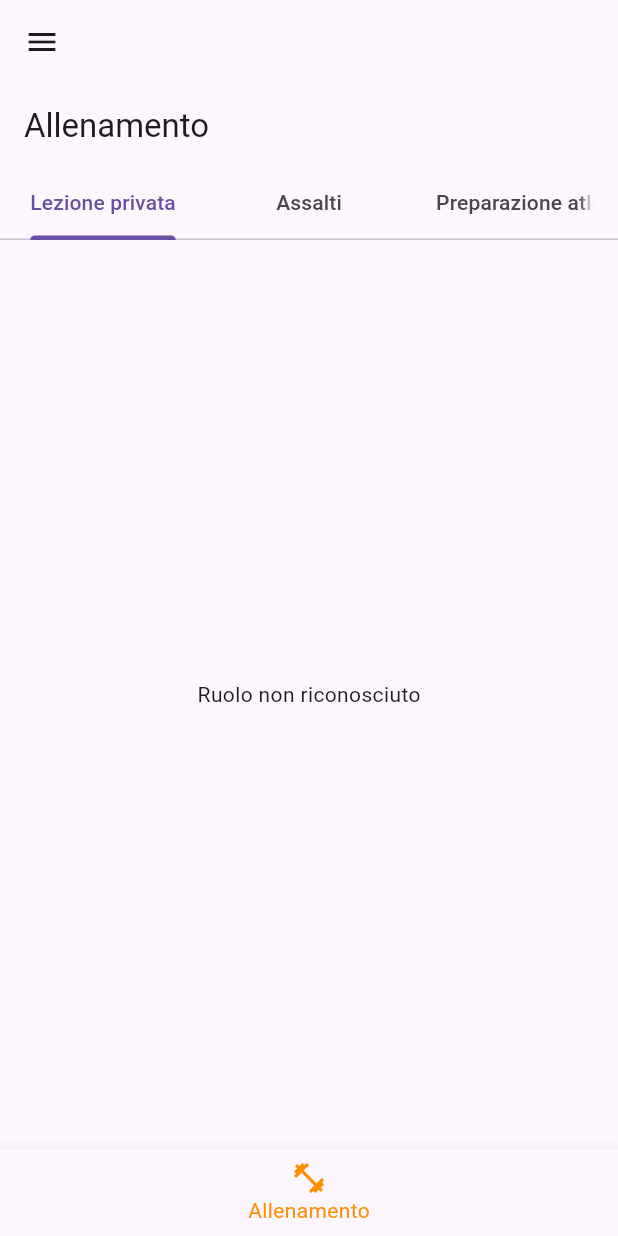
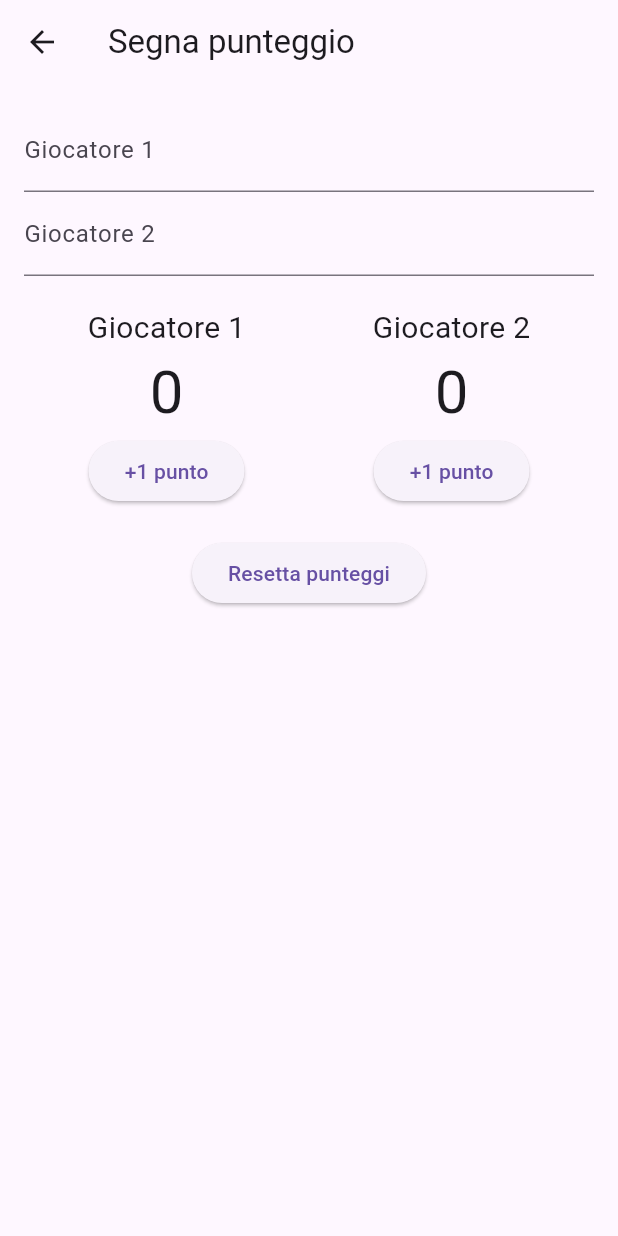
Before and after one commit to AleksandroAliaj/Fencing_App_Flutter, a Flutter app: the screen it shows once a user with an empty profile is signed in, in the side drawer, after a tap on "Segna punteggio", on a phone screen of 412 x 824 dp. Run offline on Flutter 3.47's test engine with Material 3 defaults, Android fonts, the light colour scheme and no system bars; our stand-ins replace cloud_firestore, csv, firebase_auth, firebase_core, table_calendar; accounts and stored records are empty.

Commit message:
segna punteggio

```diff
--- a/lib/main.dart
+++ b/lib/main.dart
@@ -12,6 +12,8 @@ import 'profile_screen.dart';
 import 'training_screen.dart';
 import 'calendar_screen.dart';
 import 'user_list_screen.dart';
+import 'score_screen.dart';
+
 
 void main() async {
   WidgetsFlutterBinding.ensureInitialized();
@@ -159,8 +161,11 @@ class _HomeScreenState extends State<HomeScreen> {
             ListTile(
               leading: const Icon(Icons.numbers),
               title: const Text('Segna punteggio'),
-              onTap: () {
-                Navigator.pop(context);
+              onTap: () {Navigator.pop(context);
+              Navigator.push(
+                context,
+                MaterialPageRoute(builder: (context) => const ScoreScreen()),
+              );
               },
             ),
             ListTile(
--- /dev/null
+++ b/lib/score_screen.dart
@@ -0,0 +1,117 @@
+import 'package:flutter/material.dart';
+
+class ScoreScreen extends StatefulWidget {
+  const ScoreScreen({Key? key}) : super(key: key);
+
+  @override
+  _ScoreScreenState createState() => _ScoreScreenState();
+}
+
+class _ScoreScreenState extends State<ScoreScreen> {
+  final TextEditingController _player1Controller = TextEditingController();
+  final TextEditingController _player2Controller = TextEditingController();
+  int _player1Score = 0;
+  int _player2Score = 0;
+
+  void _incrementScore1() {
+    setState(() {
+      if (_player1Score < 15) _player1Score++;
+    });
+  }
+
+  void _incrementScore2() {
+    setState(() {
+      if (_player2Score < 15) _player2Score++;
+    });
+  }
+
+  void _resetScores() {
+    setState(() {
+      _player1Score = 0;
+      _player2Score = 0;
+    });
+  }
+
+  @override
+  Widget build(BuildContext context) {
+    return Scaffold(
+      appBar: AppBar(
+        title: const Text('Segna punteggio'),
+      ),
+      body: Padding(
+        padding: const EdgeInsets.all(16.0),
+        child: Column(
+          children: [
+            TextField(
+              controller: _player1Controller,
+              decoration: const InputDecoration(
+                labelText: 'Giocatore 1',
+              ),
+            ),
+            TextField(
+              controller: _player2Controller,
+              decoration: const InputDecoration(
+                labelText: 'Giocatore 2',
+              ),
+            ),
+            const SizedBox(height: 20),
+            Row(
+              mainAxisAlignment: MainAxisAlignment.spaceAround,
+              children: [
+                Column(
+                  children: [
+                    Text(
+                      _player1Controller.text.isEmpty
+                          ? 'Giocatore 1'
+                          : _player1Controller.text,
+                      style: const TextStyle(fontSize: 20),
+                    ),
+                    Text(
+                      '$_player1Score',
+                      style: const TextStyle(fontSize: 40),
+                    ),
+                    ElevatedButton(
+                      onPressed: _incrementScore1,
+                      child: const Text('+1 punto'),
+                    ),
+                  ],
+                ),
+                Column(
+                  children: [
+                    Text(
+                      _player2Controller.text.isEmpty
+                          ? 'Giocatore 2'
+                          : _player2Controller.text,
+                      style: const TextStyle(fontSize: 20),
+                    ),
+                    Text(
+                      '$_player2Score',
+                      style: const TextStyle(fontSize: 40),
+                    ),
+                    ElevatedButton(
+                      onPressed: _incrementScore2,
+                      child: const Text('+1 punto'),
+                    ),
+                  ],
+                ),
+              ],
+            ),
+            const SizedBox(height: 20),
+            ElevatedButton(
+              onPressed: _resetScores,
+              child: const Text('Resetta punteggi'),
+            ),
+            const SizedBox(height: 20),
+            if (_player1Score == 15 || _player2Score == 15)
+              Text(
+                _player1Score == 15
+                    ? '${_player1Controller.text.isEmpty ? 'Giocatore 1' : _player1Controller.text} ha vinto!'
+                    : '${_player2Controller.text.isEmpty ? 'Giocatore 2' : _player2Controller.text} ha vinto!',
+                style: const TextStyle(fontSize: 24, fontWeight: FontWeight.bold),
+              ),
+          ],
+        ),
+      ),
+    );
+  }
+}
```
